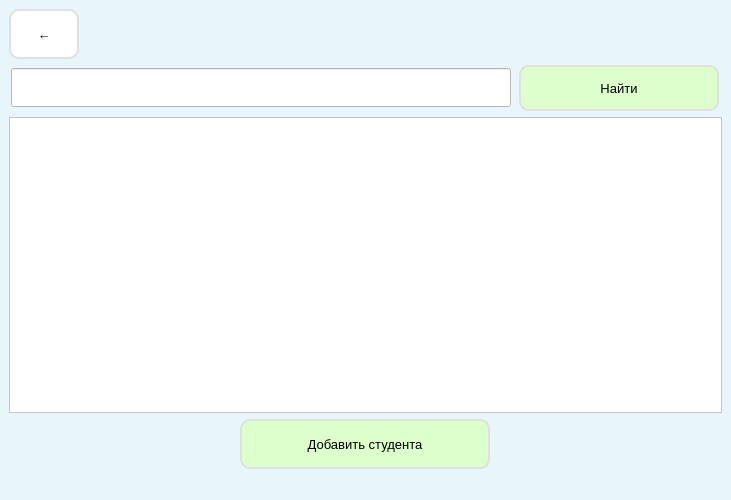
Qt form qt/only_add.ui (andrei-229/valanter_app) before a commit.
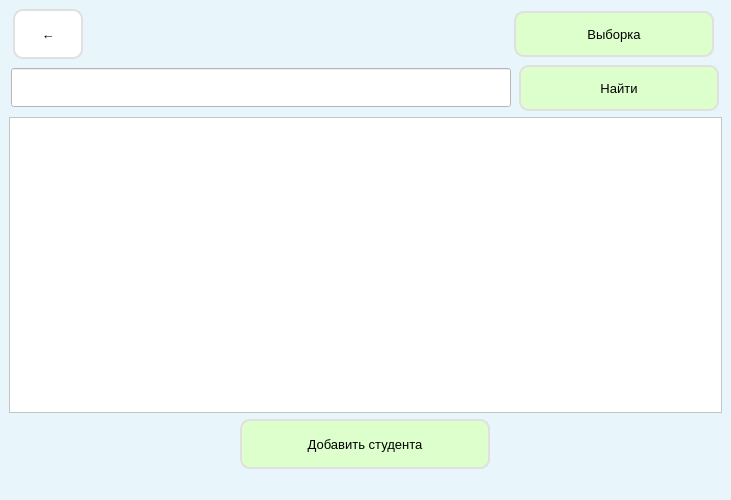
The same form after that commit.

Commit message: выборка к добавлению

The edit to the form file:
```diff
--- a/qt/only_add.ui
+++ b/qt/only_add.ui
@@ -32,6 +32,12 @@
    <layout class="QVBoxLayout" name="verticalLayout_2">
     <item>
      <layout class="QHBoxLayout" name="horizontalLayout_9">
+      <property name="leftMargin">
+       <number>4</number>
+      </property>
+      <property name="rightMargin">
+       <number>8</number>
+      </property>
       <item>
        <widget class="QPushButton" name="back_but">
         <property name="minimumSize">
@@ -77,12 +83,53 @@
         </property>
         <property name="sizeHint" stdset="0">
          <size>
-          <width>40</width>
+          <width>20</width>
           <height>20</height>
          </size>
         </property>
        </spacer>
       </item>
+      <item>
+       <widget class="QPushButton" name="vibork_but">
+        <property name="minimumSize">
+         <size>
+          <width>200</width>
+          <height>46</height>
+         </size>
+        </property>
+        <property name="maximumSize">
+         <size>
+          <width>200</width>
+          <height>46</height>
+         </size>
+        </property>
+        <property name="font">
+         <font>
+          <pointsize>10</pointsize>
+         </font>
+        </property>
+        <property name="layoutDirection">
+         <enum>Qt::LeftToRight</enum>
+        </property>
+        <property name="styleSheet">
+         <string notr="true">QPushButton{
+background-color: rgb(221, 255, 204);
+border: 2px solid #E0E0E0;
+border-radius: 10px;
+}
+QPushButton:hover{
+background-color: rgb(201, 255, 128);
+border: 2px solid #A0A0A0;
+}
+QPushButton:pressed{
+border: 2px solid #404040;
+}</string>
+        </property>
+        <property name="text">
+         <string>Выборка</string>
+        </property>
+       </widget>
+      </item>
      </layout>
     </item>
     <item>
```
Left out of the diff: 5 changed lines with no effect on the pictures. The commit also changes 4 other files.
